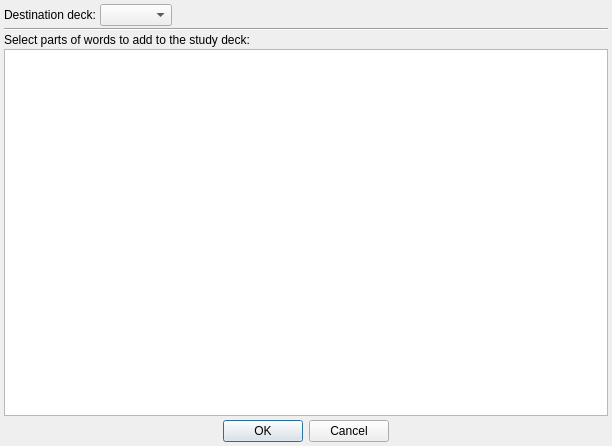
Above: wordtodeckform.ui from z1dev/zkanji before the change. Below: the same form after it.
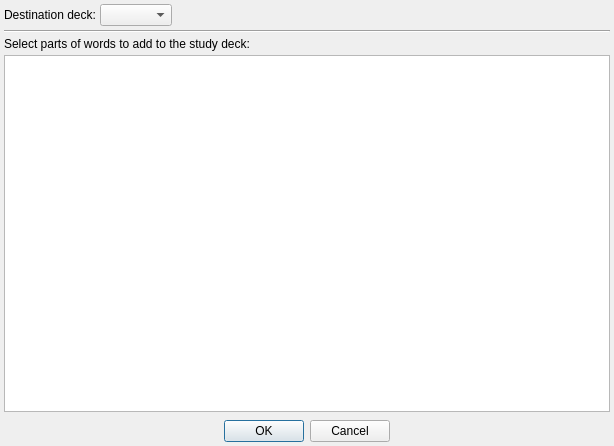
That is the form after the change. Custom widgets are drawn as their Qt base class.

Patch:
```diff
--- a/wordtodeckform.ui
+++ b/wordtodeckform.ui
@@ -6,7 +6,7 @@
    <rect>
     <x>0</x>
     <y>0</y>
-    <width>612</width>
+    <width>614</width>
     <height>446</height>
    </rect>
   </property>
@@ -16,7 +16,7 @@
   <widget class="QWidget" name="centralwidget">
    <layout class="QVBoxLayout" name="verticalLayout">
     <property name="spacing">
-     <number>2</number>
+     <number>4</number>
     </property>
     <property name="leftMargin">
      <number>4</number>
@@ -95,6 +95,11 @@
      </widget>
     </item>
     <item>
+     <layout class="QVBoxLayout" name="verticalLayout_2">
+      <property name="spacing">
+       <number>0</number>
+      </property>
+      <item>
      <widget class="DeckFormListView" name="wordsTable">
       <attribute name="verticalHeaderVisible">
        <bool>false</bool>
@@ -102,6 +107,12 @@
      </widget>
     </item>
     <item>
+       <widget class="ZStatusBar" name="listStatus" native="true">
+       </widget>
+      </item>
+     </layout>
+    </item>
+    <item>
      <widget class="DefinitionWidget" name="defEditor" native="true"/>
     </item>
     <item>
@@ -118,6 +129,12 @@
   </widget>
  </widget>
  <customwidgets>
+  <customwidget>
+   <class>ZStatusBar</class>
+   <extends>QWidget</extends>
+   <header>zstatusbar.h</header>
+   <container>1</container>
+  </customwidget>
   <customwidget>
    <class>DialogWindow</class>
    <extends>QMainWindow</extends>
```
Lines whose indentation alone changed are shown as unchanged.
